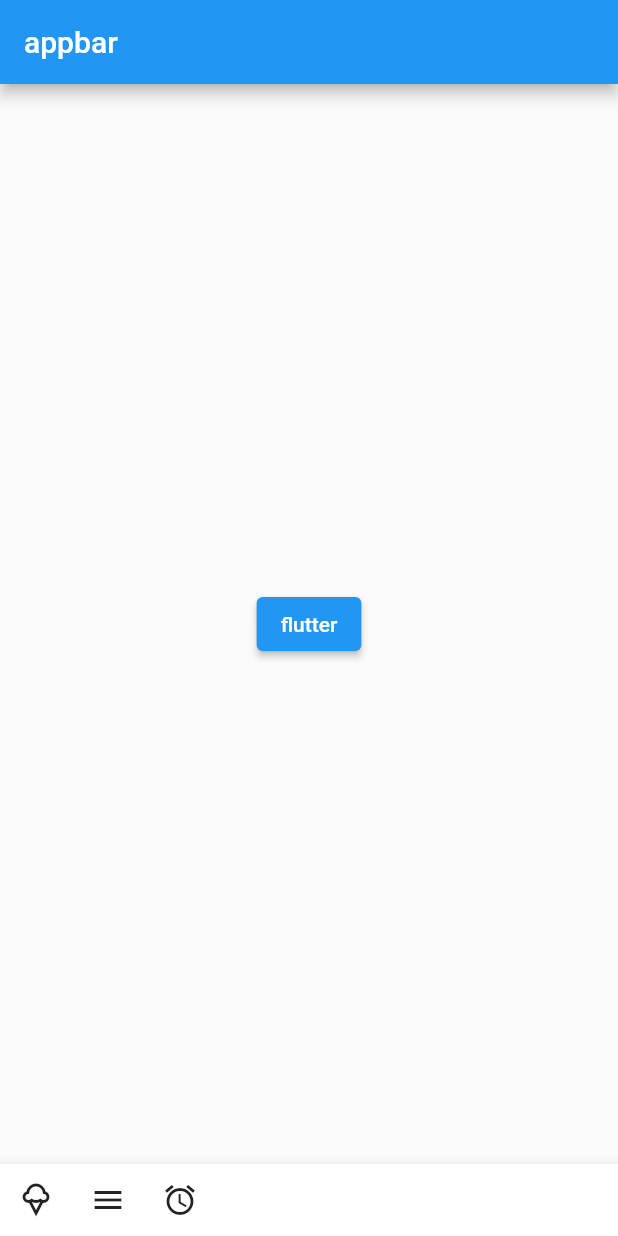
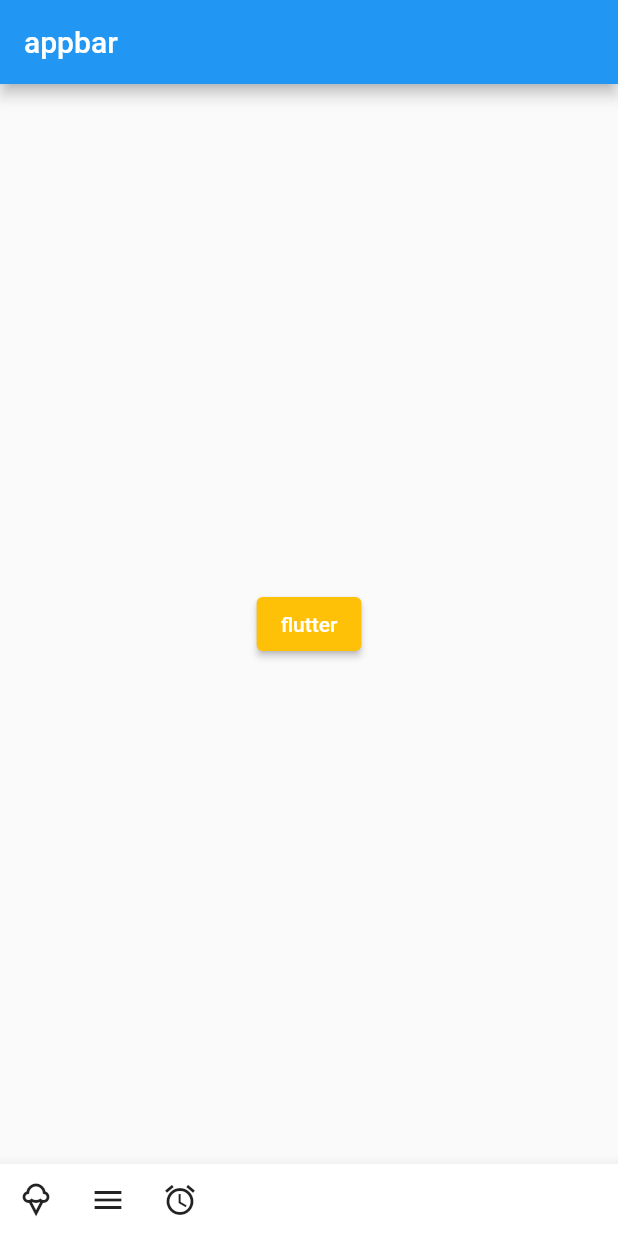
Before and after one commit to kjh1997/cbnu_MSH_KJH, a Flutter app: the screen it shows after launch, after a tap on "hello", on a phone screen of 412 x 824 dp. Run offline on Flutter 3.47's test engine with Material 2 defaults, Android fonts, the phone set to English and light mode, and no system bars.

Commit message:
color add

```diff
--- a/lib/main.dart
+++ b/lib/main.dart
@@ -12,7 +12,7 @@
 class _MyAppState extends State<MyApp> {
   var switchValue = false;
   String test = 'hello';
-
+  Color _color = Colors.black;
   // This widget is the root of your application.
   @override
   Widget build(BuildContext context) {
@@ -37,16 +37,20 @@
           ),
           body: Center(
             child: ElevatedButton(child: Text('$test'),
-
+            style: ButtonStyle(
+              backgroundColor: MaterialStateProperty.all(_color)
+            ),
             onPressed: () {
               if (test == 'hello'){
                 setState(() {
                   test = 'flutter';
+                  _color = Colors.amber;
                 });
 
               } else {
                 setState(() {
                   test= 'hello';
+                  _color = Colors.blue;
                 });
               }
 
```
